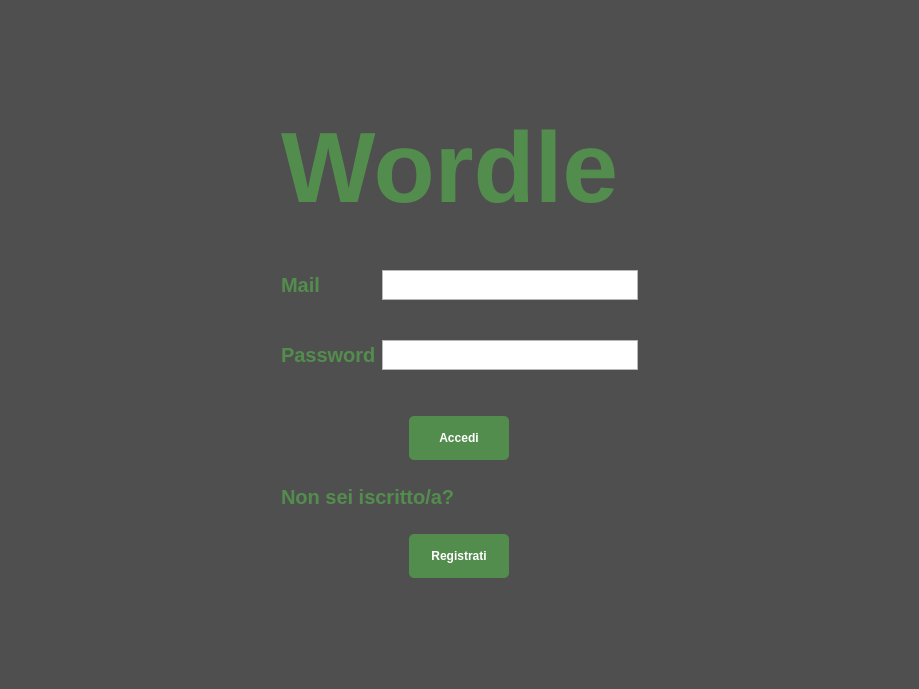
This is src/gui/login_window.ui in andrea216ac/project_wordle_qd as Qt 5 draws it before an edit. The edited form follows.
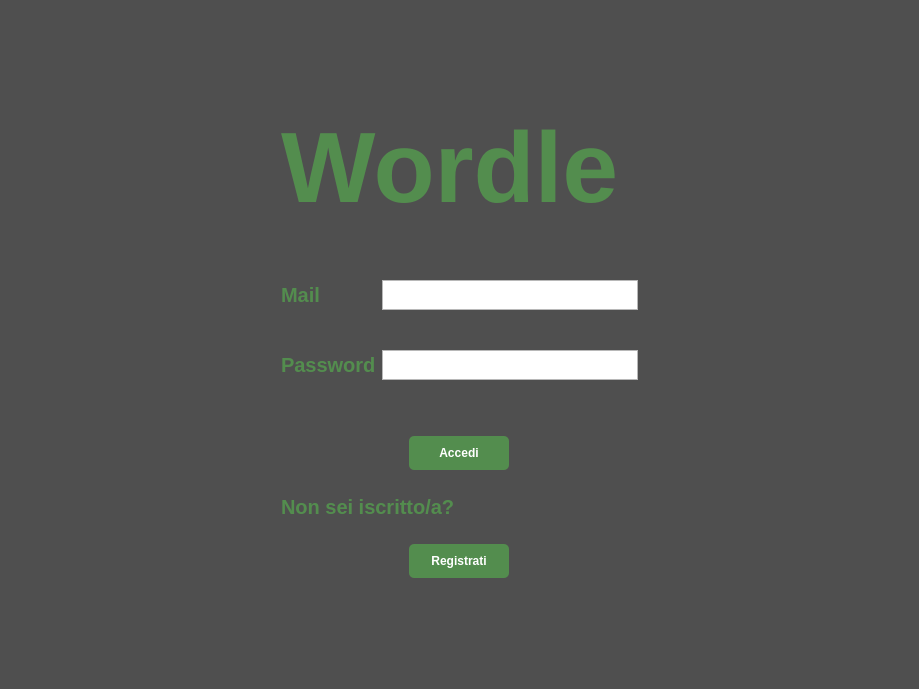
This is the edited form.

Commit message: feat(gui): modifica login_window ui e py; test(gui): aggiunta test_login_window.py

What changed in the file:
```diff
--- a/src/gui/login_window.ui
+++ b/src/gui/login_window.ui
@@ -23,7 +23,7 @@
     color: white;
     border: none;
     border-radius: 5px;
-    padding: 15% 10%;
+    padding: 10% 10%;
     font-weight: bold;
 }
 
```
The commit also changes 2 other files.
